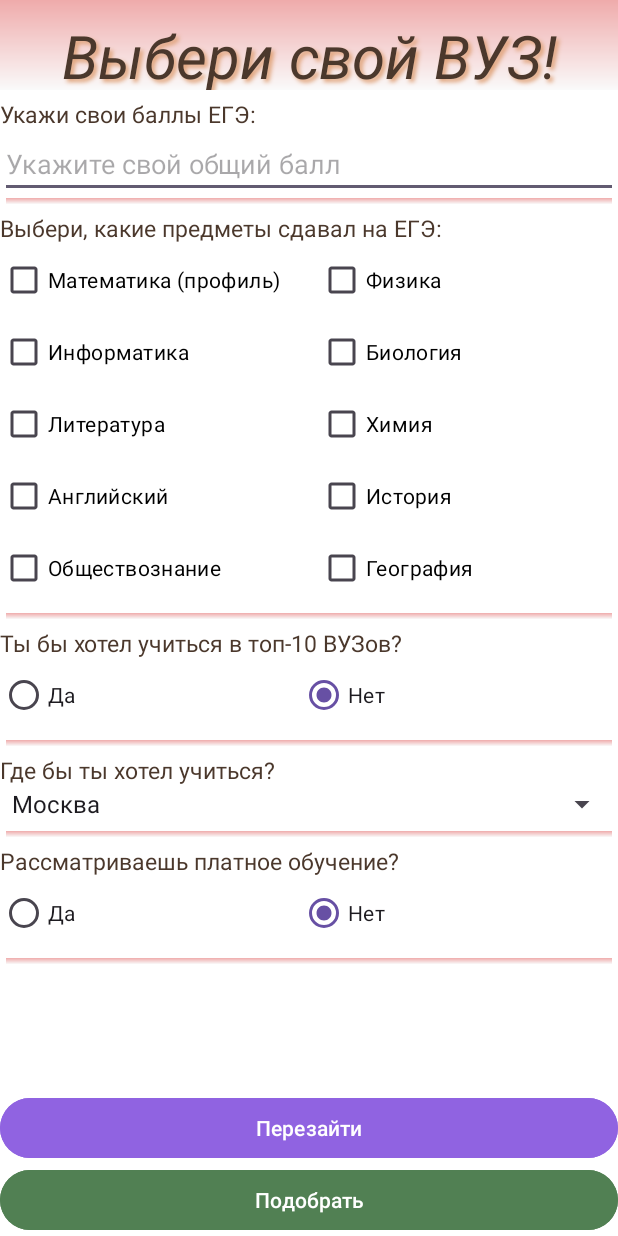
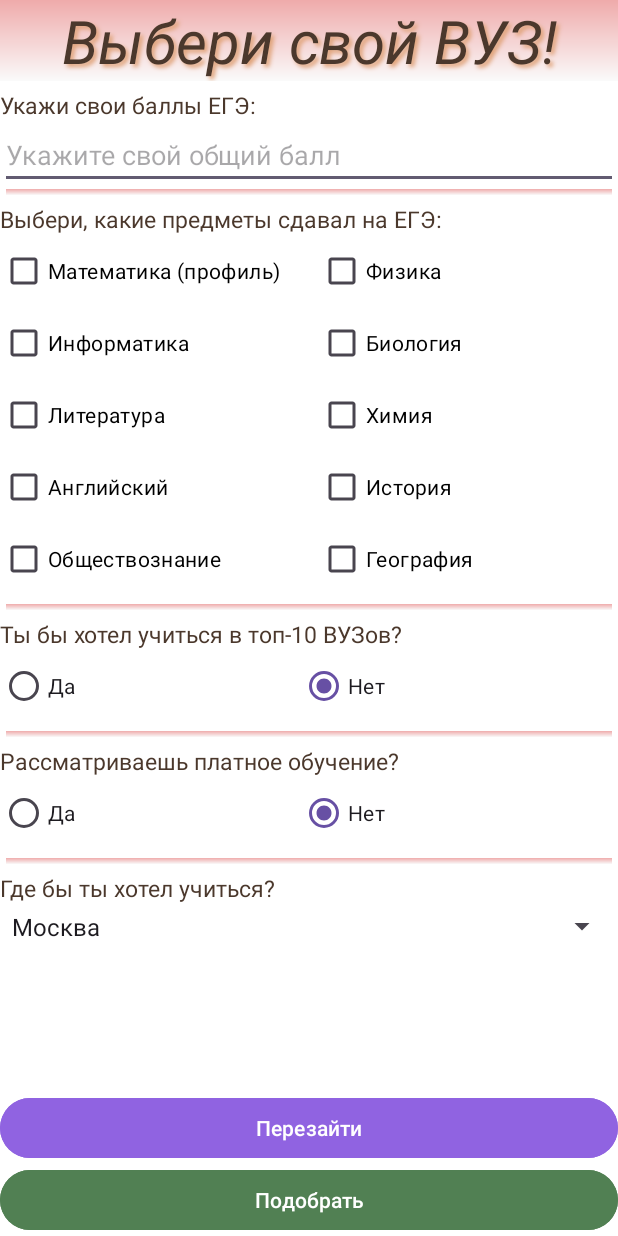
Before and after one commit to alexander92322/HelperSelectUniversity, an Android app: the screen it shows after launch (HomeScreen), on a phone screen of 412 x 824 dp. Run offline under Robolectric (Android 15) with nearby library versions, the phone set to English and light mode, and no system bars; our stand-ins replace Room's generated code.

Commit message:
Realized search. Change Linear to Constraint on HomeScreen. End project

```diff
--- a/app/src/main/res/layout/activity_home_screen.xml
+++ b/app/src/main/res/layout/activity_home_screen.xml
@@ -1,5 +1,5 @@
 <?xml version="1.0" encoding="utf-8"?>
-<LinearLayout xmlns:android="http://schemas.android.com/apk/res/android"
+<androidx.constraintlayout.widget.ConstraintLayout xmlns:android="http://schemas.android.com/apk/res/android"
     xmlns:app="http://schemas.android.com/apk/res-auto"
     xmlns:tools="http://schemas.android.com/tools"
     android:layout_width="match_parent"
@@ -9,27 +9,23 @@
     tools:context=".HomeScreen">
 
     <!--1 block-->
-    <LinearLayout
-        android:layout_width="match_parent"
-        android:layout_height="60dp"
-        android:background="@drawable/gr"
-        >
     <TextView
         android:id="@+id/title"
         android:layout_width="match_parent"
-        android:layout_height="match_parent"
+        android:layout_height="wrap_content"
         android:text="@string/title"
         android:textAlignment="center"
         android:textColor="@color/title_homescreen"
-        android:layout_marginTop="10dp"
         android:textSize="40dp"
         android:textStyle="italic"
         android:shadowColor="@color/backsplash"
         android:shadowDx="3"
         android:shadowDy="3"
         android:shadowRadius="3"
+        app:layout_constraintStart_toStartOf="parent"
+        app:layout_constraintTop_toTopOf="parent"
+        android:background="@drawable/gr"
         />
-    </LinearLayout>
     <TextView
         android:id="@+id/EGE"
         android:layout_width="match_parent"
@@ -38,14 +34,19 @@
         android:textAlignment="textStart"
         android:textColor="@color/title_homescreen"
         android:layout_marginTop="5dp"
-        android:textSize="15dp" />
+        android:textSize="15dp"
+        app:layout_constraintStart_toStartOf="parent"
+        app:layout_constraintTop_toBottomOf="@+id/title"
+        />
     <EditText
         android:id="@+id/EGE_points"
         android:layout_width="match_parent"
         android:layout_height="wrap_content"
         android:hint="@string/hint_plain"
         android:ems="10"
-        android:inputType="number" />
+        android:inputType="number"
+        app:layout_constraintStart_toStartOf="parent"
+        app:layout_constraintTop_toBottomOf="@+id/EGE"/>
 
     <!--2 block-->
     <View
@@ -53,7 +54,11 @@
         android:layout_height="4dp"
         android:background="@drawable/gr"
         android:layout_marginLeft="4dp"
-        android:layout_marginRight="4dp" />
+        android:layout_marginRight="4dp"
+        app:layout_constraintStart_toStartOf="parent"
+        app:layout_constraintTop_toBottomOf="@+id/EGE_points"
+        android:id="@+id/viewhighest"
+        />
     <TextView
         android:id="@+id/titlen"
         android:layout_width="match_parent"
@@ -62,11 +67,16 @@
         android:textAlignment="textStart"
         android:textColor="@color/title_homescreen"
         android:textSize="15dp"
-            android:layout_marginTop="5dp" />
+        android:layout_marginTop="5dp"
+        app:layout_constraintStart_toStartOf="parent"
+        app:layout_constraintTop_toBottomOf="@+id/viewhighest"/>
     <TableLayout
         android:layout_width="match_parent"
         android:layout_height="wrap_content"
-    android:orientation="horizontal">
+        android:orientation="horizontal"
+        app:layout_constraintStart_toStartOf="parent"
+        app:layout_constraintTop_toBottomOf="@+id/titlen"
+        android:id="@+id/table">
         <TableRow>
 
             <CheckBox
@@ -190,7 +200,11 @@
         android:background="@drawable/gr"
         android:layout_marginLeft="4dp"
         android:layout_marginRight="4dp"
-        android:layout_marginTop="6dp"/>
+        android:layout_marginTop="6dp"
+        app:layout_constraintStart_toStartOf="parent"
+        app:layout_constraintTop_toBottomOf="@+id/table"
+        android:id="@+id/viewmiddle"
+        />
     <TextView
         android:id="@+id/TOP"
         android:layout_width="match_parent"
@@ -200,11 +214,16 @@
         android:textColor="@color/title_homescreen"
         android:textSize="15dp"
         android:layout_marginTop="5dp"
+        app:layout_constraintStart_toStartOf="parent"
+        app:layout_constraintTop_toBottomOf="@+id/viewmiddle"
         />
     <RadioGroup
         android:layout_width="match_parent"
         android:layout_height="wrap_content"
         android:orientation="horizontal"
+        android:id="@+id/radiogroup"
+        app:layout_constraintStart_toStartOf="parent"
+        app:layout_constraintTop_toBottomOf="@+id/TOP"
         >
         <RadioButton
             android:id="@+id/radioButton_yes"
@@ -226,31 +245,11 @@
         android:background="@drawable/gr"
         android:layout_marginLeft="4dp"
         android:layout_marginRight="4dp"
-        android:layout_marginTop="6dp"/>
-        <TextView
-            android:id="@+id/educational_place"
-            android:layout_width="match_parent"
-            android:layout_height="wrap_content"
-            android:text="@string/educational_place"
-            android:textColor="@color/title_homescreen"
-            android:textSize="15dp"
-            android:layout_marginTop="5dp"
+        android:layout_marginTop="6dp"
+        app:layout_constraintStart_toStartOf="parent"
+        app:layout_constraintTop_toBottomOf="@+id/radiogroup"
+        android:id="@+id/viewmiddle2"
         />
-        <Spinner
-            android:id="@+id/spinner"
-            android:layout_width="match_parent"
-            android:layout_height="wrap_content"
-            android:entries="@array/spinner_value"
-            />
-
-    <!--5 block-->
-    <View
-        android:layout_width="match_parent"
-        android:layout_height="4dp"
-        android:background="@drawable/gr"
-        android:layout_marginLeft="4dp"
-        android:layout_marginRight="4dp"
-        android:layout_marginTop="6dp"/>
     <TextView
         android:id="@+id/chooseprice"
         android:layout_width="match_parent"
@@ -260,11 +259,16 @@
         android:textColor="@color/title_homescreen"
         android:textSize="15dp"
         android:layout_marginTop="5dp"
+        app:layout_constraintStart_toStartOf="parent"
+        app:layout_constraintTop_toBottomOf="@+id/viewmiddle2"
         />
     <RadioGroup
         android:layout_width="match_parent"
         android:layout_height="wrap_content"
         android:orientation="horizontal"
+        app:layout_constraintStart_toStartOf="parent"
+        app:layout_constraintTop_toBottomOf="@+id/chooseprice"
+        android:id="@+id/radiogroup2"
         >
         <RadioButton
             android:id="@+id/radioButton_yes2"
@@ -280,28 +284,53 @@
     </RadioGroup>
 
 
-
-    <!--7 block-->
+    <!--5 block-->
     <View
         android:layout_width="match_parent"
         android:layout_height="4dp"
         android:background="@drawable/gr"
         android:layout_marginLeft="4dp"
         android:layout_marginRight="4dp"
-        android:layout_marginTop="6dp"/>
-    <LinearLayout
-        android:layout_width="match_parent"
-        android:layout_height="match_parent"
-        android:orientation="vertical"
-        >
-        <View
-            android:layout_width="match_parent"
-            android:layout_height="0dp"
-            android:layout_weight="1" />
-        <LinearLayout
+        android:layout_marginTop="6dp"
+        app:layout_constraintStart_toStartOf="parent"
+        app:layout_constraintTop_toBottomOf="@+id/radiogroup2"
+        android:id="@+id/viewmiddle3"
+        />
+    <TextView
+        android:id="@+id/educational_place"
         android:layout_width="match_parent"
         android:layout_height="wrap_content"
-            android:orientation="vertical">
+        android:text="@string/educational_place"
+        android:textColor="@color/title_homescreen"
+        android:textSize="15dp"
+        android:layout_marginTop="5dp"
+        app:layout_constraintStart_toStartOf="parent"
+        app:layout_constraintTop_toBottomOf="@+id/viewmiddle3"
+        />
+    <Spinner
+        android:id="@+id/spinner"
+        android:layout_width="match_parent"
+        android:layout_height="30dp"
+        android:entries="@array/spinner_value"
+        app:layout_constraintStart_toStartOf="parent"
+        app:layout_constraintTop_toBottomOf="@+id/educational_place"
+        />
+
+
+
+    <!--7 block-->
+    <!--    <View-->
+    <!--        android:layout_width="match_parent"-->
+    <!--        android:layout_height="4dp"-->
+    <!--        android:background="@drawable/gr"-->
+    <!--        android:layout_marginLeft="4dp"-->
+    <!--        android:layout_marginRight="4dp"-->
+    <!--        android:layout_marginTop="6dp"-->
+    <!--        android:id="@+id/viewdown"-->
+    <!--        app:layout_constraintStart_toStartOf="parent"-->
+    <!--        app:layout_constraintTop_toBottomOf="@+id/educational_place"-->
+    <!--        />-->
+
     <Button
         android:id="@+id/restart"
         android:layout_width="match_parent"
@@ -309,7 +338,10 @@
         android:layout_weight="1"
         android:backgroundTint="@color/bt_restart"
         android:onClick="ClickonRetrait"
-                android:text="@string/bt_restart" />
+        android:text="@string/bt_restart"
+        app:layout_constraintStart_toStartOf="parent"
+        app:layout_constraintBottom_toTopOf="@+id/next"
+        />
     <Button
         android:id="@+id/next"
         android:layout_width="match_parent"
@@ -317,8 +349,9 @@
         android:layout_weight="1"
         android:backgroundTint="@color/bt_next"
         android:onClick="ClickonNext"
-                android:text="@string/bt_next" />
-        </LinearLayout>
-    </LinearLayout>
+        android:text="@string/bt_next"
+        app:layout_constraintStart_toStartOf="parent"
+        app:layout_constraintBottom_toBottomOf="parent"/>
 
-</LinearLayout>
+
+</androidx.constraintlayout.widget.ConstraintLayout>
--- a/app/src/main/res/values/strings.xml
+++ b/app/src/main/res/values/strings.xml
@@ -39,6 +39,7 @@
     <string name="Russian">Русский язык</string>
     <string name="paid">Платное</string>
     <string name="paidandfree">Платное/Бесплатное</string>
+    <string name="search">Найти</string>
 
 
     <string-array name="spinner_value">
```
Also changed, not shown: app/src/main/java/com/example/touniversity2/Selection.java (+14 -4 lines), app/src/main/java/com/example/touniversity2/UniversityAdapter.java (+44 -1 lines), app/src/main/res/layout/activity_selection.xml (+16 -14 lines). Lines whose indentation alone changed are shown as unchanged.
